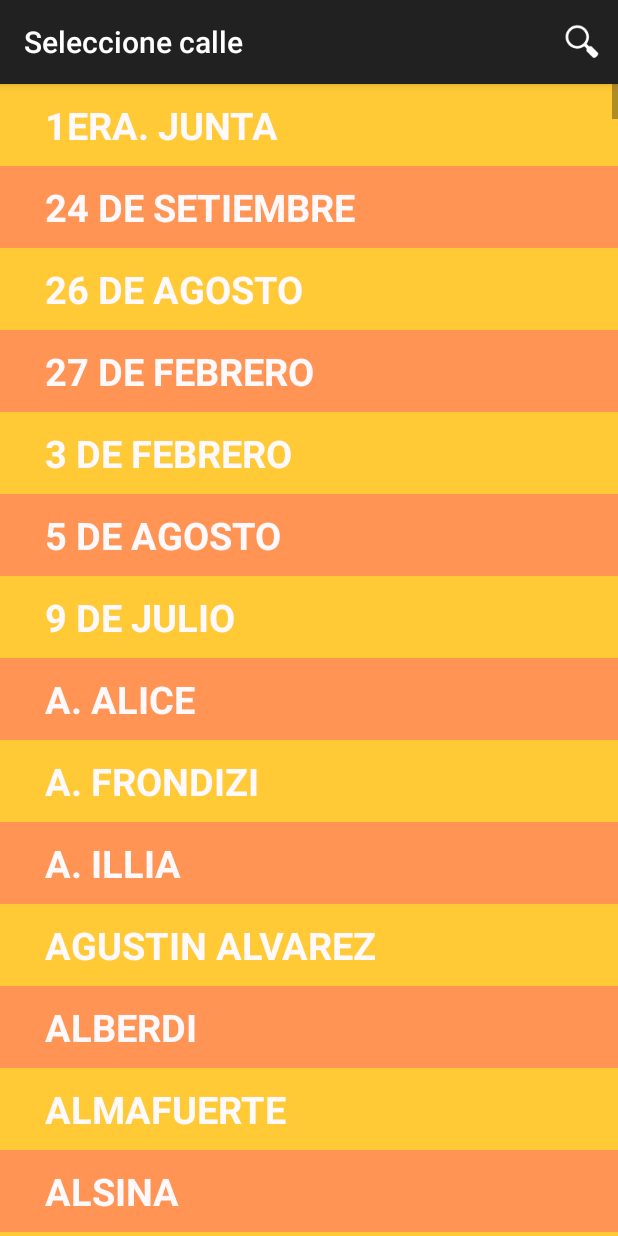
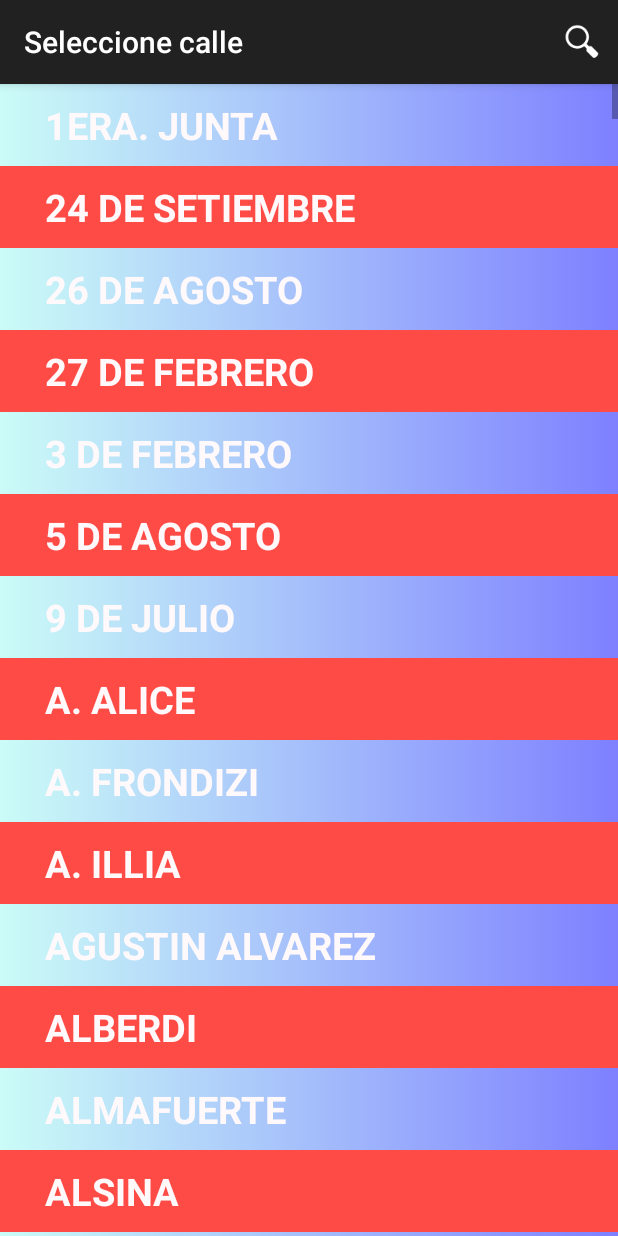
Before and after one commit to liquid36/CuandoLlegaAndroid, an Android app: the screen it shows after launch (calleSearch), after a tap on "POR CALLE", on a phone screen of 412 x 824 dp. Run offline under Robolectric (Android 15) with nearby library versions, the phone set to English and light mode, and no system bars.

Commit message:
Probando la Fachada

```diff
--- a/app/src/main/java/com/samsoft/cuandollega/calleSearch.java
+++ b/app/src/main/java/com/samsoft/cuandollega/calleSearch.java
@@ -60,9 +60,9 @@ public class calleSearch extends ActionBarActivity {
                 View v = inflater.inflate(R.layout.rowsimple, null);
                 TextView t = (TextView) v.findViewById(R.id.label);
                 t.setText(o.getString("desc"));
-                t.setTag(o);
-                if (i%2 == 0) v.setBackgroundColor(getResources().getColor(R.color.fondopar));
-                t.setOnClickListener(new View.OnClickListener() {
+                v.setTag(o);
+                if (i%2 == 0) v.setBackgroundResource(R.drawable.backfondo2);
+                v.setOnClickListener(new View.OnClickListener() {
                     @Override
                     public void onClick(View view) {
                         if (idCalle == 0) { // Tengo que seleccionar otra calle
--- a/app/src/main/java/com/samsoft/cuandollega/colectivoSearch.java
+++ b/app/src/main/java/com/samsoft/cuandollega/colectivoSearch.java
@@ -67,6 +67,7 @@ public class colectivoSearch extends ActionBarActivity {
                 o.put("name", " - TODOS - ");
                 o.put("id", 0);
                 b.put(o);
+                Log.d("colectivoSearch", "Pongo todos ----------------------");
                 for(int i = 0;i < a.length();i++)  {
                     b.put(a.get(i));
                 }
@@ -85,12 +86,13 @@ public class colectivoSearch extends ActionBarActivity {
                 View v = inflater.inflate(R.layout.rowsimple, null);
                 TextView t = (TextView) v.findViewById(R.id.label);
                 t.setText(o.getString("name"));
-                t.setTag(o);
-                if (i%2 == 0) v.setBackgroundColor(getResources().getColor(R.color.fondopar));
-                t.setOnClickListener(new View.OnClickListener() {
+                v.setTag(o);
+                if (i%2 == 0) v.setBackgroundResource(R.drawable.backfondo2);
+                v.setOnClickListener(new View.OnClickListener() {
                     @Override
                     public void onClick(View view) {
-                        TextView tt = (TextView) view;
+                        //TextView vv = (TextView) view;
+                        TextView tt = (TextView) view.findViewById(R.id.label);
                         JSONObject o = (JSONObject) view.getTag();
                         if (accion.equals("bus")) { // elegir Calles ahora
                             try {
--- /dev/null
+++ b/app/src/main/res/drawable/backfondo.xml
@@ -0,0 +1,18 @@
+<?xml version="1.0" encoding="utf-8"?>
+<selector xmlns:android="http://schemas.android.com/apk/res/android">
+   <item android:state_pressed="true">
+        <shape>
+            <gradient android:endColor="#AD1F2D" android:startColor="#AD1F2D" />
+        </shape>
+    </item>
+    <item android:state_focused="true">
+        <shape>
+        <gradient android:endColor="#ff4b46" android:startColor="#ff4b46" />
+        </shape>
+    </item>
+    <item>
+        <shape>
+            <gradient android:endColor="#ff4b46" android:startColor="#ff4b46" />
+        </shape>
+    </item>
+</selector>
--- /dev/null
+++ b/app/src/main/res/drawable/backfondo2.xml
@@ -0,0 +1,18 @@
+<?xml version="1.0" encoding="utf-8"?>
+<selector xmlns:android="http://schemas.android.com/apk/res/android">
+    <item android:state_pressed="true">
+        <shape>
+            <gradient android:endColor="#ff318962" android:startColor="#ff66ba99" />
+        </shape>
+    </item>
+    <item android:state_focused="true">
+        <shape>
+            <gradient android:endColor="#ff318962" android:startColor="#ff66ba99" />
+        </shape>
+    </item>
+    <item>
+        <shape>
+            <gradient android:endColor="#ff7e80ff" android:startColor="#ffcbfcf7" />
+        </shape>
+    </item>
+</selector>
--- a/app/src/main/res/layout/rowsimple.xml
+++ b/app/src/main/res/layout/rowsimple.xml
@@ -2,7 +2,9 @@
 
 <LinearLayout xmlns:android="http://schemas.android.com/apk/res/android"
     android:orientation="vertical" android:layout_width="fill_parent"
-    android:layout_height="fill_parent">
+    android:layout_height="fill_parent"
+    android:background="@drawable/backfondo"
+    android:clickable="true">
 
     <TextView
         android:layout_width="wrap_content"
@@ -13,7 +15,7 @@
         android:textSize="25dp"
         android:textStyle="bold"
         android:textColor="#fff9fb"
-        android:clickable="true"
+        android:clickable="false"
         android:layout_marginLeft="30dp"
         android:layout_gravity="center_vertical"
         android:layout_marginTop="10dp"
```
